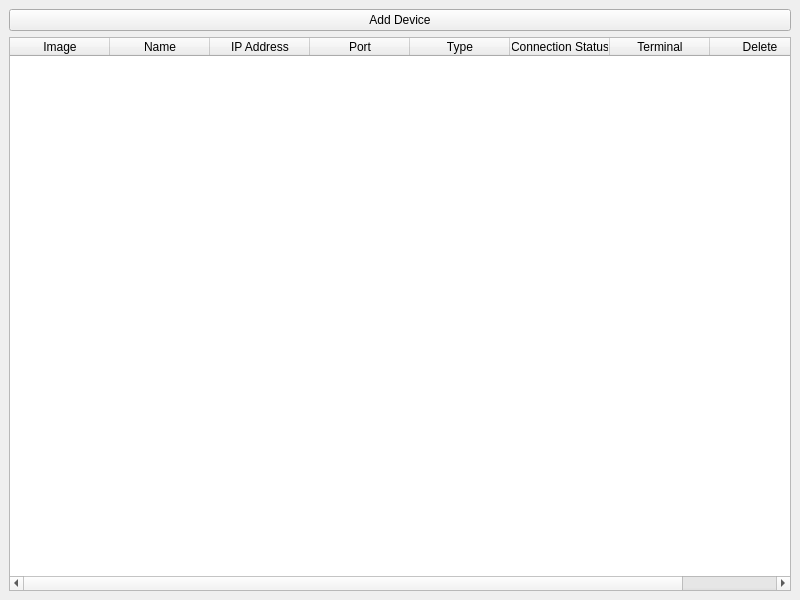
IAKSH/playground, file embedded_mixed/hi3861-smart-home/qt-controller/ui/mainwindow.ui: the form before one commit.
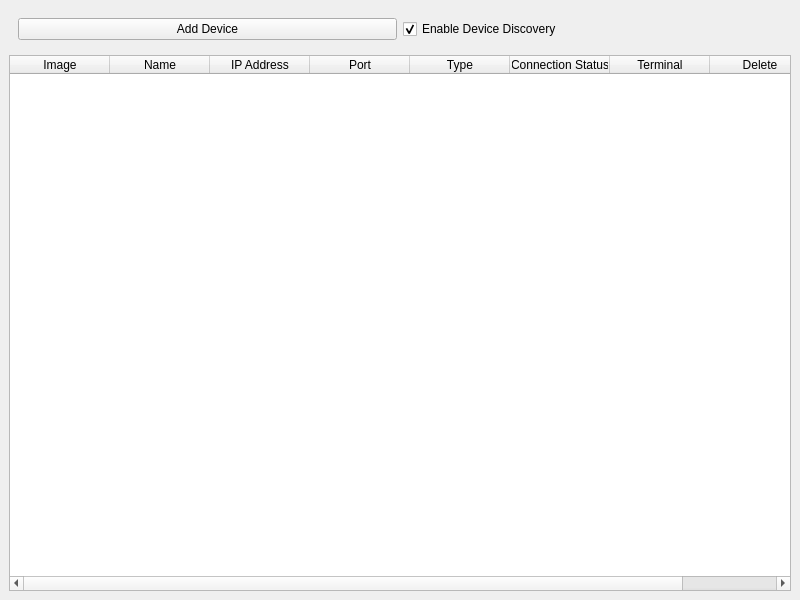
The form after the commit.

Commit message: device discovery can be turned off

Diff of the .ui file:
```diff
--- a/embedded_mixed/hi3861-smart-home/qt-controller/ui/mainwindow.ui
+++ b/embedded_mixed/hi3861-smart-home/qt-controller/ui/mainwindow.ui
@@ -16,10 +16,26 @@
   <widget class="QWidget" name="centralwidget">
    <layout class="QVBoxLayout" name="verticalLayout">
     <item>
+     <widget class="QWidget" name="controlPanel">
+      <layout class="QHBoxLayout" name="horizontalLayout">
+       <item>
      <widget class="QPushButton" name="addDeviceButton">
       <property name="text">
        <string>Add Device</string>
       </property>
+        </widget>
+       </item>
+       <item>
+        <widget class="QCheckBox" name="deviceDiscoveryToggle">
+         <property name="text">
+          <string>Enable Device Discovery</string>
+         </property>
+         <property name="checked">
+          <bool>true</bool>
+         </property>
+        </widget>
+       </item>
+      </layout>
      </widget>
     </item>
     <item>
```
Lines whose indentation alone changed are shown as unchanged. The commit also changes 2 other files.
